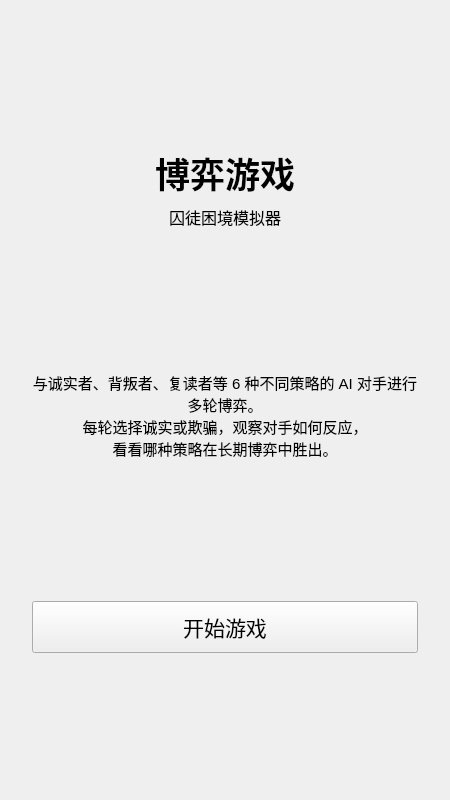
First picture: the form in ui/welcome.ui, repository Sam-ie/Gambling, before the edit.
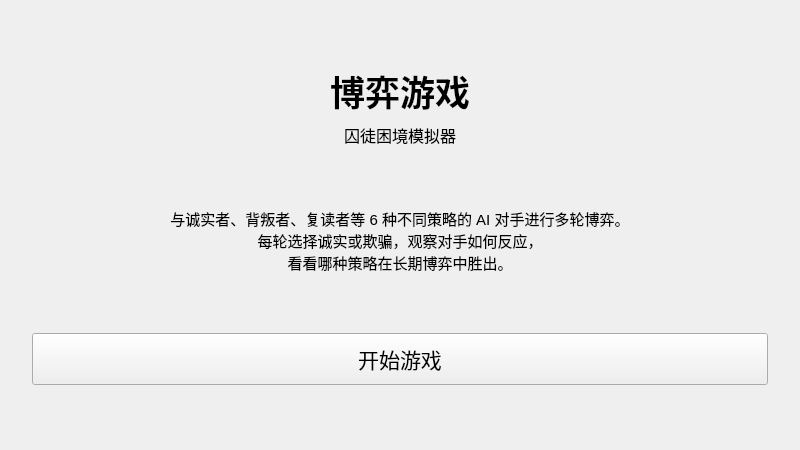
Second picture: the form after the edit.

What changed in the file:
```diff
--- a/ui/welcome.ui
+++ b/ui/welcome.ui
@@ -6,8 +6,8 @@
    <rect>
     <x>0</x>
     <y>0</y>
-    <width>450</width>
-    <height>800</height>
+    <width>800</width>
+    <height>450</height>
    </rect>
   </property>
   <property name="windowTitle">
```
